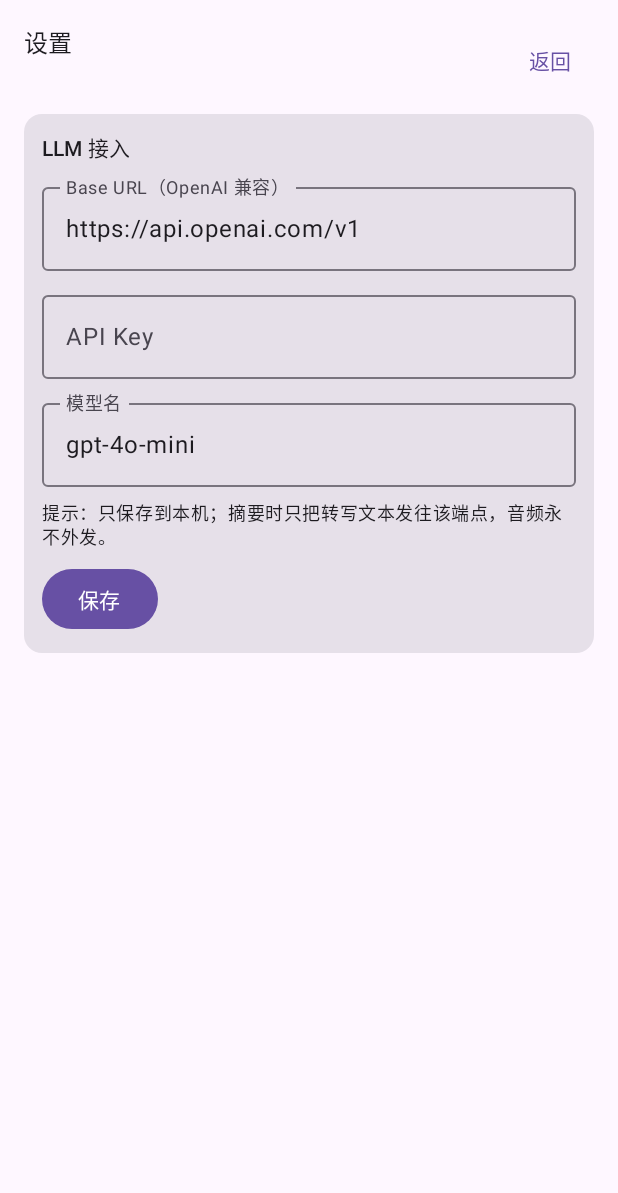
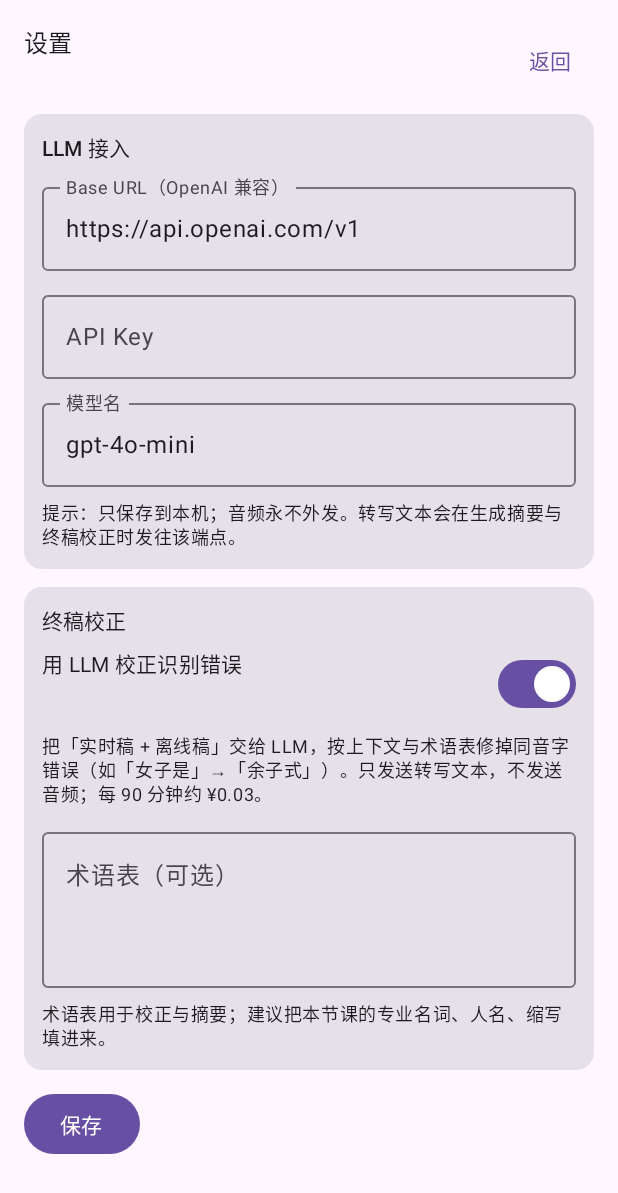
Before and after one commit to drysaltyfish/boguan, an Android app built with Jetpack Compose: the screen it shows after launch (MainActivity), after a tap on "设置", on a phone screen of 412 x 824 dp. Shown: the top 1193 px of the screen. Run offline under Robolectric (Android 15) with nearby library versions, the phone set to English and light mode, and no system bars; libraries missing offline, so code that uses them is left out: com.k2fsa.sherpa.

Commit message:
feat(asr): terminal LLM correction for homophone/term errors (ADR-0011) - real-world transcripts were dominated by homophone mistakes the ASR cannot fix (余子式->余值式/女子是, 代数余子式->大于单独, 公式->公西, j->债); an experiment on 16 real lecture segments showed an LLM given both ASR hypotheses + context + glossary repairs them, so the final pass now runs a third stage: batch 12 segments with 2 segments of context and the user glossary, strict JSON, writing segment.corrected_text (DB v4) without touching the original hypotheses. Display priority is corrected > realtime > offline (TranscriptMerge), reports use the corrected transcript, and correction also runs rolled every 2 minutes during recording so the live list becomes readable. Settings gain a 术语表 field and a correction toggle; history detail gains 重跑终稿. Privacy boundary updated in ADR-0011/README: audio never leaves the device, transcript text may go to the user-configured LLM endpoint for summary+correction. Verified on device: 5-min real lecture -> 终稿完成（校正 17/18 段）and 重跑终稿 on an old session fixed 离子阵/余值式/大于单独 -> 余子矩阵/余子式/代数余子式; 18/18 rows carry corrected_text.

```diff
--- a/app/src/main/java/com/boguan/app/MainActivity.kt
+++ b/app/src/main/java/com/boguan/app/MainActivity.kt
@@ -66,7 +66,9 @@ private fun RootScreen(vm: MainViewModel = viewModel()) {
             initialBaseUrl = vm.baseUrl,
             initialApiKey = vm.apiKey,
             initialModel = vm.model,
-            onSave = { b, k, m -> vm.saveSettings(b, k, m) },
+            initialGlossary = vm.glossary,
+            initialCorrectionEnabled = vm.correctionEnabled,
+            onSave = { b, k, m, glossary, correction -> vm.saveSettings(b, k, m, glossary, correction) },
             onBack = { showSettings = false },
         )
         opened != null -> HistoryDetailScreen(vm, opened)
@@ -159,6 +161,9 @@ private fun LiveScreen(vm: MainViewModel = viewModel(), onOpenSettings: () -> Un
                     if (vm.summaryStatus.isNotBlank()) {
                         Text(vm.summaryStatus, style = MaterialTheme.typography.bodySmall)
                     }
+                    if (vm.correctedStatus.isNotBlank()) {
+                        Text(vm.correctedStatus, style = MaterialTheme.typography.bodySmall)
+                    }
                 }
             }
         }
@@ -210,6 +215,12 @@ private fun LiveScreen(vm: MainViewModel = viewModel(), onOpenSettings: () -> Un
 
 @Composable
 private fun HistoryDetailScreen(vm: MainViewModel, session: Session) {
+    // 终稿跑完后自动刷新段落展示（校正稿优先显示）
+    LaunchedEffect(vm.finalPassStatus) {
+        if (vm.finalPassStatus.startsWith("终稿完成") || vm.finalPassStatus.startsWith("终稿失败")) {
+            vm.refreshOpenedSession()
+        }
+    }
     LazyColumn(
         modifier = Modifier.fillMaxSize().padding(16.dp),
         verticalArrangement = Arrangement.spacedBy(10.dp),
@@ -251,10 +262,20 @@ private fun HistoryDetailScreen(vm: MainViewModel, session: Session) {
                 Column(Modifier.padding(12.dp), verticalArrangement = Arrangement.spacedBy(8.dp)) {
                     Row(Modifier.fillMaxWidth(), horizontalArrangement = Arrangement.SpaceBetween) {
                         Text("结构化报告", style = MaterialTheme.typography.labelLarge)
-                        TextButton(
-                            enabled = !vm.reportStatus.startsWith("生成中"),
-                            onClick = { vm.generateReport(session) },
-                        ) { Text("生成报告") }
+                        Row {
+                            TextButton(
+                                enabled = !vm.finalPassStatus.contains("处理中") &&
+                                    !vm.finalPassStatus.contains("校正中"),
+                                onClick = { vm.reprocessSession(session) },
+                            ) { Text("重跑终稿") }
+                            TextButton(
+                                enabled = !vm.reportStatus.startsWith("生成中"),
+                                onClick = { vm.generateReport(session) },
+                            ) { Text("生成报告") }
+                        }
+                    }
+                    if (vm.finalPassStatus.isNotBlank()) {
+                        Text(vm.finalPassStatus, style = MaterialTheme.typography.bodySmall)
                     }
                     if (vm.reportStatus.isNotBlank()) {
                         Text(vm.reportStatus, style = MaterialTheme.typography.bodySmall)
--- a/app/src/main/java/com/boguan/app/settings/AppSettings.kt
+++ b/app/src/main/java/com/boguan/app/settings/AppSettings.kt
@@ -31,6 +31,16 @@ class AppSettings(context: Context) {
         get() = prefs.getLong(KEY_INTERVAL_MS, DEFAULT_INTERVAL_MS)
         set(v) = prefs.edit().putLong(KEY_INTERVAL_MS, v).apply()
 
+    /** 本课/本会术语表（每行或逗号分隔），喂给终稿 LLM 校正（ADR-0011）。 */
+    var glossary: String
+        get() = prefs.getString(KEY_GLOSSARY, "") ?: ""
+        set(v) = prefs.edit().putString(KEY_GLOSSARY, v.trim()).apply()
+
+    /** 终稿是否用 LLM 校正。默认开：实测能把「女子是」修成「余子式」（ADR-0011）。 */
+    var correctionEnabled: Boolean
+        get() = prefs.getBoolean(KEY_CORRECTION_ENABLED, true)
+        set(v) = prefs.edit().putBoolean(KEY_CORRECTION_ENABLED, v).apply()
+
     /** 结构整理间隔（毫秒）。默认 10 分钟，ADR-0003。 */
     var consolidationIntervalMs: Long
         get() = prefs.getLong(KEY_CONSOLIDATION_INTERVAL_MS, DEFAULT_CONSOLIDATION_INTERVAL_MS)
@@ -44,10 +54,18 @@ class AppSettings(context: Context) {
         return LlmEndpoint(baseUrl = normalized, apiKey = apiKey, model = model.ifBlank { DEFAULT_MODEL })
     }
 
-    fun save(baseUrl: String, apiKey: String, model: String) {
+    fun save(
+        baseUrl: String,
+        apiKey: String,
+        model: String,
+        glossary: String = this.glossary,
+        correctionEnabled: Boolean = this.correctionEnabled,
+    ) {
         this.baseUrl = baseUrl
         this.apiKey = apiKey
         this.model = model
+        this.glossary = glossary
+        this.correctionEnabled = correctionEnabled
     }
 
     companion object {
@@ -56,6 +74,8 @@ class AppSettings(context: Context) {
         private const val KEY_MODEL = "llm_model"
         private const val KEY_INTERVAL_MS = "summary_interval_ms"
         private const val KEY_CONSOLIDATION_INTERVAL_MS = "consolidation_interval_ms"
+        private const val KEY_GLOSSARY = "glossary_terms"
+        private const val KEY_CORRECTION_ENABLED = "llm_correction_enabled"
         const val DEFAULT_BASE_URL = "https://api.openai.com/v1"
         const val DEFAULT_MODEL = "gpt-4o-mini"
         const val DEFAULT_INTERVAL_MS = 120_000L
--- a/app/src/main/java/com/boguan/app/settings/SettingsScreen.kt
+++ b/app/src/main/java/com/boguan/app/settings/SettingsScreen.kt
@@ -12,6 +12,7 @@ import androidx.compose.material3.Button
 import androidx.compose.material3.Card
 import androidx.compose.material3.MaterialTheme
 import androidx.compose.material3.OutlinedTextField
+import androidx.compose.material3.Switch
 import androidx.compose.material3.Text
 import androidx.compose.material3.TextButton
 import androidx.compose.runtime.Composable
@@ -24,7 +25,7 @@ import androidx.compose.ui.text.input.PasswordVisualTransformation
 import androidx.compose.ui.unit.dp
 
 /**
- * LLM 接入设置（ADR-0003）：OpenAI 兼容协议，模型名可填任意供应商的模型。
+ * LLM 接入设置（ADR-0003 / ADR-0011）：OpenAI 兼容协议，模型名可填任意供应商的模型。
  * 注意：key 仅保存在本机；当前用 SharedPreferences，后续须迁到 Android Keystore（ADR-0006）。
  */
 @Composable
@@ -32,12 +33,16 @@ fun SettingsScreen(
     initialBaseUrl: String,
     initialApiKey: String,
     initialModel: String,
-    onSave: (baseUrl: String, apiKey: String, model: String) -> Unit,
+    initialGlossary: String,
+    initialCorrectionEnabled: Boolean,
+    onSave: (baseUrl: String, apiKey: String, model: String, glossary: String, correctionEnabled: Boolean) -> Unit,
     onBack: () -> Unit,
 ) {
     var baseUrl by remember { mutableStateOf(initialBaseUrl) }
     var apiKey by remember { mutableStateOf(initialApiKey) }
     var model by remember { mutableStateOf(initialModel) }
+    var glossary by remember { mutableStateOf(initialGlossary) }
+    var correctionEnabled by remember { mutableStateOf(initialCorrectionEnabled) }
     var savedHint by remember { mutableStateOf("") }
 
     Column(
@@ -77,17 +82,45 @@ fun SettingsScreen(
                     modifier = Modifier.fillMaxWidth(),
                 )
                 Text(
-                    "提示：只保存到本机；摘要时只把转写文本发往该端点，音频永不外发。",
+                    "提示：只保存到本机；音频永不外发。转写文本会在生成摘要与终稿校正时发往该端点。",
                     style = MaterialTheme.typography.bodySmall,
                 )
-                Button(onClick = {
-                    onSave(baseUrl, apiKey, model)
-                    savedHint = "已保存，下一段摘要立即生效"
-                }) { Text("保存") }
-                if (savedHint.isNotEmpty()) {
-                    Text(savedHint, style = MaterialTheme.typography.bodySmall)
+            }
+        }
+
+        Card(Modifier.fillMaxWidth()) {
+            Column(Modifier.padding(12.dp), verticalArrangement = Arrangement.spacedBy(8.dp)) {
+                Text("终稿校正", style = MaterialTheme.typography.labelLarge)
+                Row(Modifier.fillMaxWidth(), horizontalArrangement = Arrangement.SpaceBetween) {
+                    Text("用 LLM 校正识别错误", style = MaterialTheme.typography.bodyMedium)
+                    Switch(checked = correctionEnabled, onCheckedChange = { correctionEnabled = it })
                 }
+                Text(
+                    "把「实时稿 + 离线稿」交给 LLM，按上下文与术语表修掉同音字错误（如「女子是」→「余子式」）。" +
+                        "只发送转写文本，不发送音频；每 90 分钟约 ¥0.03。",
+                    style = MaterialTheme.typography.bodySmall,
+                )
+                OutlinedTextField(
+                    value = glossary,
+                    onValueChange = { glossary = it },
+                    label = { Text("术语表（可选）") },
+                    placeholder = { Text("行列式、余子式、代数余子式、初等变换…") },
+                    minLines = 3,
+                    modifier = Modifier.fillMaxWidth(),
+                )
+                Text(
+                    "术语表用于校正与摘要；建议把本节课的专业名词、人名、缩写填进来。",
+                    style = MaterialTheme.typography.bodySmall,
+                )
             }
+        }
+
+        Button(onClick = {
+            onSave(baseUrl, apiKey, model, glossary, correctionEnabled)
+            savedHint = "已保存，下一段摘要立即生效"
+        }) { Text("保存") }
+        if (savedHint.isNotEmpty()) {
+            Text(savedHint, style = MaterialTheme.typography.bodySmall)
         }
     }
 }
--- a/core/model/src/main/kotlin/com/boguan/model/Session.kt
+++ b/core/model/src/main/kotlin/com/boguan/model/Session.kt
@@ -47,9 +47,11 @@ data class Segment(
     val confidence: Float = 0f,
     val isFinal: Boolean = false,
     val offlineText: String = "",
+    /** 终稿 LLM 校正后的文本（ADR-0011）；为空表示没跑或没改动。 */
+    val correctedText: String = "",
 ) {
     /** 展示用文本，由 [TranscriptMerge.displayText] 单点决定。 */
-    val displayText: String get() = TranscriptMerge.displayText(text, offlineText)
+    val displayText: String get() = TranscriptMerge.displayText(text, offlineText, correctedText)
 
     /** 实时稿与二遍稿的相似度（0..1，越低越可疑）；没有二遍稿时为 1。 */
     val offlineSimilarity: Double
--- a/core/store/src/main/kotlin/com/boguan/store/BoguanDatabase.kt
+++ b/core/store/src/main/kotlin/com/boguan/store/BoguanDatabase.kt
@@ -39,6 +39,7 @@ class BoguanDatabase(context: Context) : SQLiteOpenHelper(
                 confidence REAL NOT NULL DEFAULT 0,
                 is_final INTEGER NOT NULL DEFAULT 0,
                 offline_text TEXT NOT NULL DEFAULT '',
+                corrected_text TEXT NOT NULL DEFAULT '',
                 FOREIGN KEY (session_id) REFERENCES session(id) ON DELETE CASCADE
             )
             """.trimIndent(),
@@ -112,10 +113,14 @@ class BoguanDatabase(context: Context) : SQLiteOpenHelper(
             // 二遍稿独立存储，不再覆盖实时稿（ADR-0010）
             db.execSQL("ALTER TABLE segment ADD COLUMN offline_text TEXT NOT NULL DEFAULT ''")
         }
+        if (oldVersion < 4) {
+            // 终稿 LLM 校正稿独立存储（ADR-0011）
+            db.execSQL("ALTER TABLE segment ADD COLUMN corrected_text TEXT NOT NULL DEFAULT ''")
+        }
     }
 
     companion object {
         const val DB_NAME = "boguan.db"
-        const val DB_VERSION = 3
+        const val DB_VERSION = 4
     }
 }
--- a/core/summarize/src/main/kotlin/com/boguan/summarize/LlmProvider.kt
+++ b/core/summarize/src/main/kotlin/com/boguan/summarize/LlmProvider.kt
@@ -10,8 +10,8 @@ data class LlmEndpoint(
     val model: String,
 )
 
-/** 微摘要 / 结构整理 / 终稿抽取 / 会中问答 四类调用。 */
-enum class LlmPurpose { MICRO_SUMMARY, CONSOLIDATION, REPORT_EXTRACTION, QA }
+/** 微摘要 / 结构整理 / 终稿 LLM 校正 / 终稿抽取 / 会中问答 五类调用。 */
+enum class LlmPurpose { MICRO_SUMMARY, CONSOLIDATION, TRANSCRIPT_CORRECTION, REPORT_EXTRACTION, QA }
 
 data class LlmRequest(
     val purpose: LlmPurpose,
--- a/core/summarize/src/main/kotlin/com/boguan/summarize/OpenAiCompatibleClient.kt
+++ b/core/summarize/src/main/kotlin/com/boguan/summarize/OpenAiCompatibleClient.kt
@@ -125,6 +125,7 @@ class OpenAiCompatibleClient(
     private fun schemaName(purpose: LlmPurpose): String = when (purpose) {
         LlmPurpose.MICRO_SUMMARY -> "micro_summary"
         LlmPurpose.CONSOLIDATION -> "consolidated_summary"
+        LlmPurpose.TRANSCRIPT_CORRECTION -> "transcript_correction"
         LlmPurpose.REPORT_EXTRACTION -> "report_extraction"
         LlmPurpose.QA -> "qa_answer"
     }
```
Also changed, not shown: app/src/main/java/com/boguan/app/MainViewModel.kt (+29 -2 lines), app/src/main/java/com/boguan/app/recording/RecordingController.kt (+172 -31 lines), core/model/src/main/kotlin/com/boguan/model/TranscriptMerge.kt (+10 -4 lines), core/store/src/main/kotlin/com/boguan/store/SessionRepository.kt (+25 -1 lines), core/summarize/src/main/kotlin/com/boguan/summarize/CorrectionService.kt (added, +66 -0 lines), core/summarize/src/main/kotlin/com/boguan/summarize/Prompts.kt (+68 -0 lines), 5 other files.
